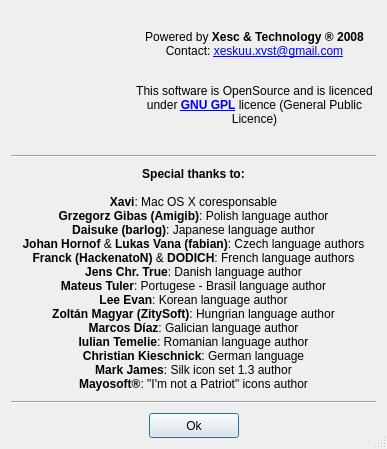
The window that ui/credits.ui (ckorn/xvst) describes before a commit, drawn with Qt 5.
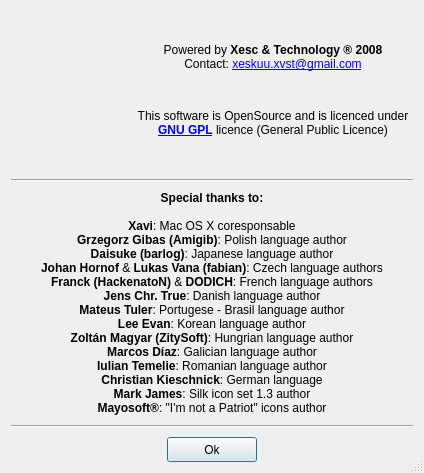
The same window after the commit. Icons and pictures are not drawn.

Patch:
```diff
--- a/ui/credits.ui
+++ b/ui/credits.ui
@@ -6,8 +6,8 @@
    <rect>
     <x>0</x>
     <y>0</y>
-    <width>387</width>
-    <height>449</height>
+    <width>424</width>
+    <height>473</height>
    </rect>
   </property>
   <property name="windowTitle">
```
Left out of the diff: 7 changed lines with no effect on the pictures.
